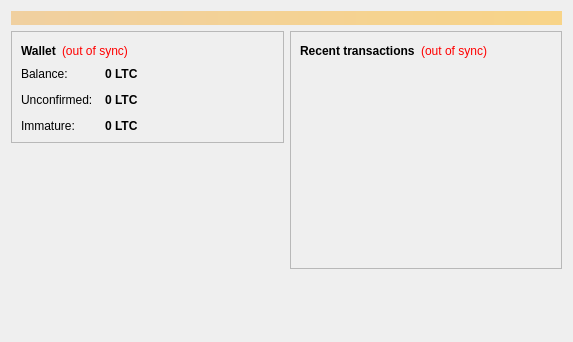
neutrinofoundation/neutrino-digital-currency, file src/qt/forms/overviewpage.ui: the form before one commit.
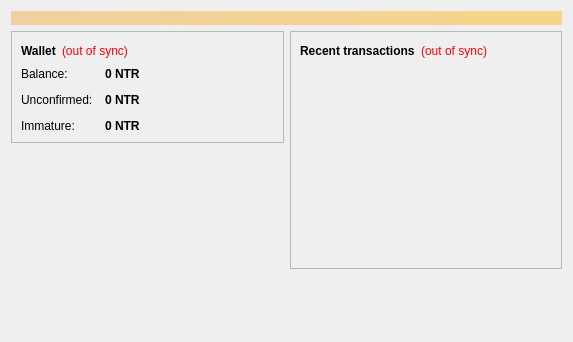
The form after the commit.

```diff
--- a/src/qt/forms/overviewpage.ui
+++ b/src/qt/forms/overviewpage.ui
@@ -122,7 +122,7 @@
                <string>Your current balance</string>
               </property>
               <property name="text">
-               <string notr="true">0 LTC</string>
+               <string notr="true">0 NTR</string>
               </property>
               <property name="textInteractionFlags">
                <set>Qt::LinksAccessibleByMouse|Qt::TextSelectableByKeyboard|Qt::TextSelectableByMouse</set>
@@ -151,7 +151,7 @@
                <string>Total of transactions that have yet to be confirmed, and do not yet count toward the current balance</string>
               </property>
               <property name="text">
-               <string notr="true">0 LTC</string>
+               <string notr="true">0 NTR</string>
               </property>
               <property name="textInteractionFlags">
                <set>Qt::LinksAccessibleByMouse|Qt::TextSelectableByKeyboard|Qt::TextSelectableByMouse</set>
@@ -177,7 +177,7 @@
                <string>Mined balance that has not yet matured</string>
               </property>
               <property name="text">
-               <string notr="true">0 LTC</string>
+               <string notr="true">0 NTR</string>
               </property>
               <property name="textInteractionFlags">
                <set>Qt::LinksAccessibleByMouse|Qt::TextSelectableByKeyboard|Qt::TextSelectableByMouse</set>
```
